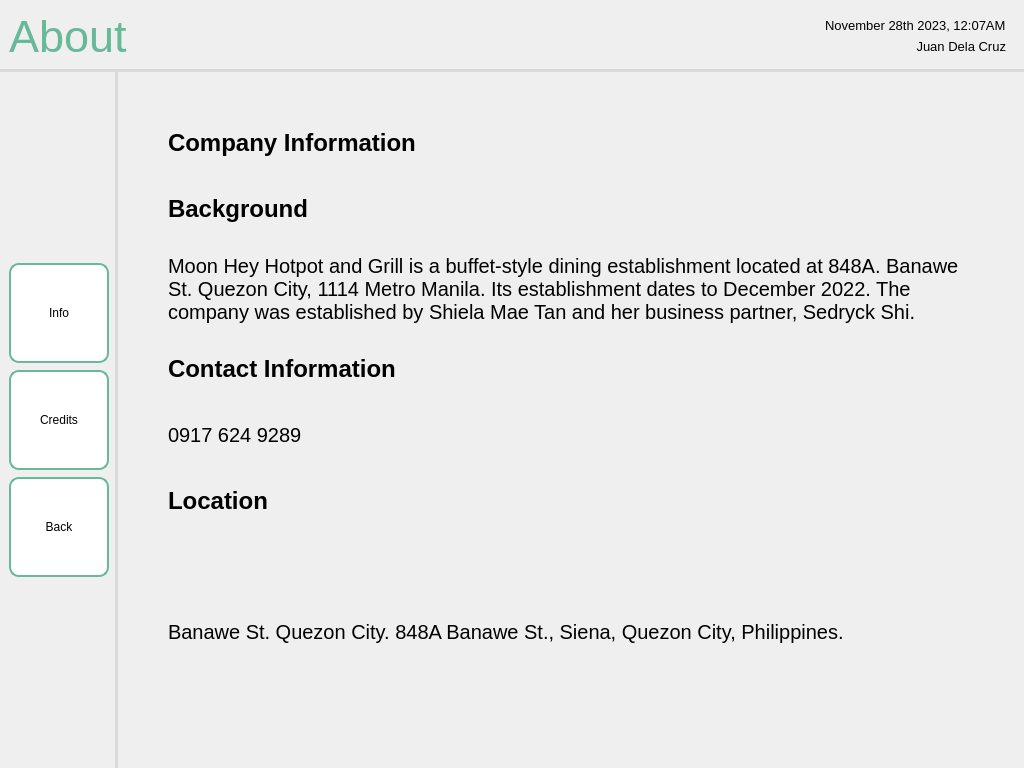
Above: screens/ui/about/about_Info.ui from sehae/POS-with-Inventory-System before the change. Below: the same form after it.
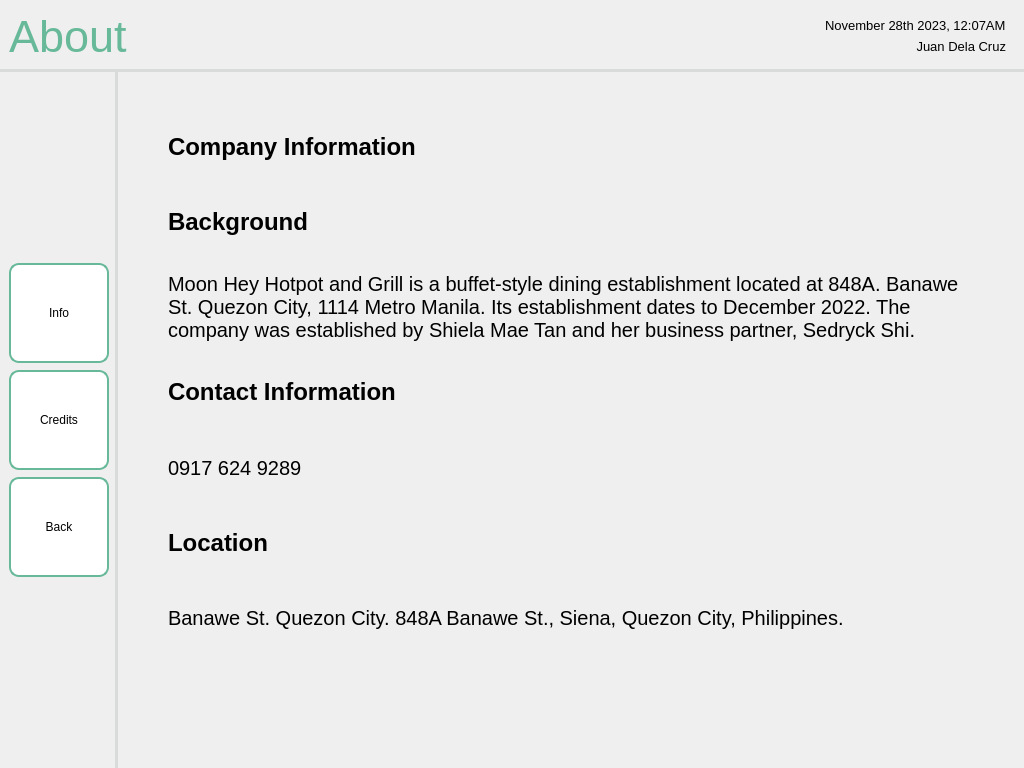
That is the form after the change. Icons and pictures are not drawn.

Diff of the .ui file:
```diff
--- a/screens/ui/about/about_Info.ui
+++ b/screens/ui/about/about_Info.ui
@@ -364,9 +364,9 @@
           <property name="geometry">
            <rect>
             <x>0</x>
-            <y>0</y>
+            <y>-379</y>
             <width>903</width>
-            <height>1258</height>
+            <height>1213</height>
            </rect>
           </property>
           <layout class="QVBoxLayout" name="verticalLayout">
@@ -482,16 +482,6 @@
              </property>
             </widget>
            </item>
-           <item>
-            <widget class="QLabel" name="label_9">
-             <property name="text">
-              <string/>
-             </property>
-             <property name="pixmap">
-              <pixmap>../../../assets/Other Images/mapScreenshot.png</pixmap>
-             </property>
-            </widget>
-           </item>
            <item>
             <widget class="QLabel" name="label_7">
              <property name="font">
```
Left out of the diff: 6 changed lines with no effect on the pictures.
